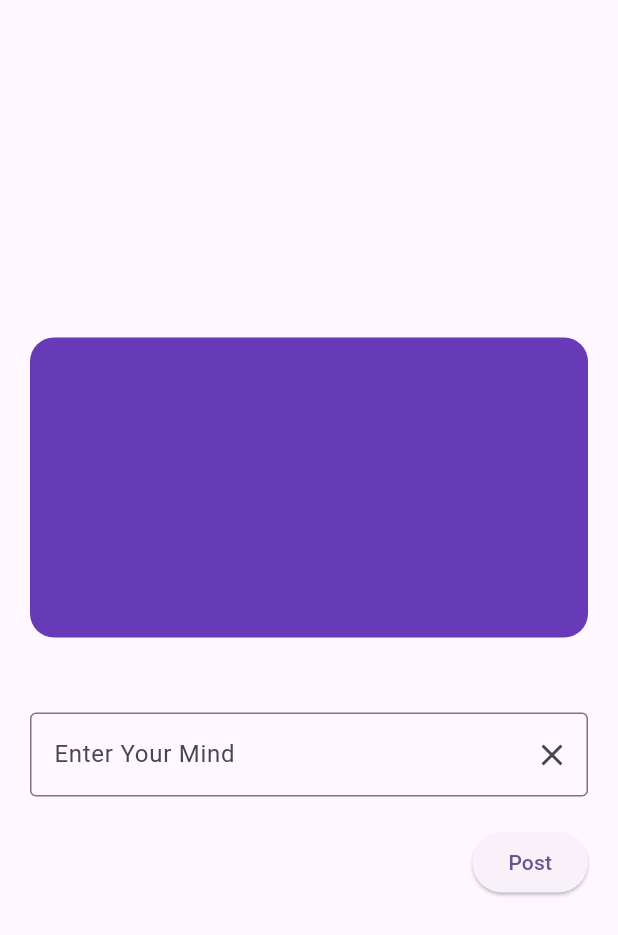
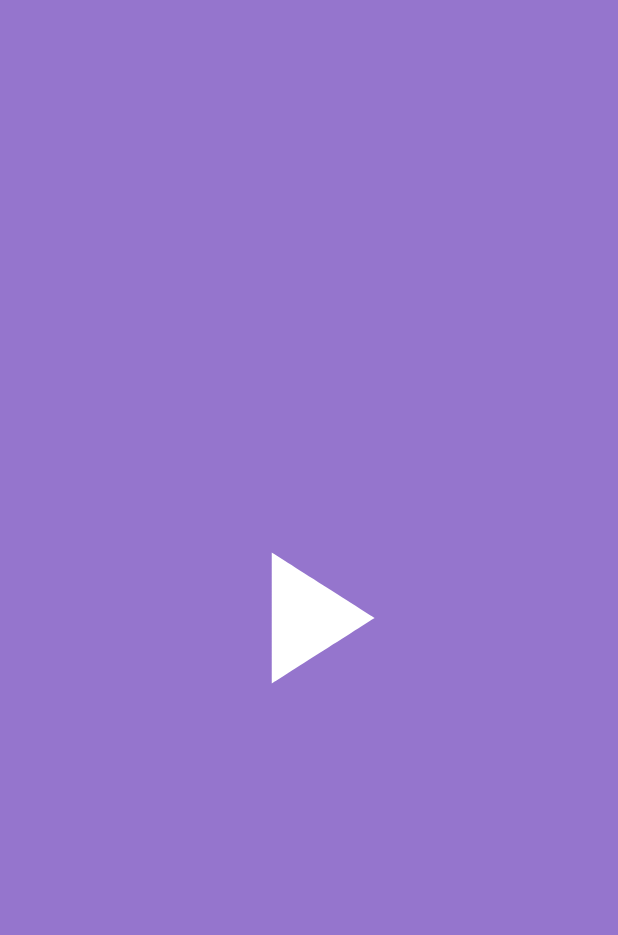
Before and after one commit to Din-Chamnan-Git/flutter_studying, a Flutter app: the screen it shows after launch, on a phone screen of 412 x 824 dp. Shown: the top 935 px of the screen. Run offline on Flutter 3.47's test engine with Material 3 defaults, Android fonts, the phone set to English and light mode, and no system bars; our stand-ins replace animated_splash_screen, lottie.

Commit message:
AnimateIconDemo

```diff
--- /dev/null
+++ b/lib/Widgets/animateIcon.dart
@@ -0,0 +1,54 @@
+import 'package:flutter/material.dart';
+
+class DemoAnimateIcon extends StatefulWidget {
+  const DemoAnimateIcon({super.key});
+
+  @override
+  State<DemoAnimateIcon> createState() => __DemoAnimateIconState();
+}
+
+class __DemoAnimateIconState extends State<DemoAnimateIcon>
+    with SingleTickerProviderStateMixin {
+  late AnimationController _animatedController;
+
+  @override
+  void initState() {
+    // TODO: implement initState
+    super.initState();
+
+    _animatedController =
+        AnimationController(vsync: this, duration: const Duration(seconds: 1));
+  }
+
+  bool videoPlay = false;
+
+  void _IconsTap() {
+    if (videoPlay == false) {
+      _animatedController.forward();
+      videoPlay = true;
+    } else {
+      _animatedController.reverse();
+      videoPlay = false;
+    }
+  }
+
+  @override
+  Widget build(BuildContext context) {
+    return Scaffold(
+      backgroundColor: Colors.deepPurple[300],
+      body: Center(
+        child: GestureDetector(
+          onTap: () {
+            _IconsTap();
+          },
+          child: AnimatedIcon(
+            icon: AnimatedIcons.play_pause,
+            progress: _animatedController,
+            size: 150,
+            color: Colors.white,
+          ),
+        ),
+      ),
+    );
+  }
+}
--- a/lib/main.dart
+++ b/lib/main.dart
@@ -10,6 +10,7 @@ import 'Widgets/PageviewDemo.dart';
 import 'Widgets/SliverAppbardemo.dart';
 import 'Widgets/Stackdemo.dart';
 import 'Widgets/TabBarDemo.dart';
+import 'Widgets/animateIcon.dart';
 import 'Widgets/timerCountdown.dart';
 
 void main() {
@@ -27,7 +28,7 @@ class MyApp extends StatelessWidget {
         colorScheme: ColorScheme.fromSeed(seedColor: Colors.deepPurple),
         useMaterial3: true,
       ),
-      home: const Inputtextfield(),
+      home: DemoAnimateIcon(),
       debugShowCheckedModeBanner: false,
     );
   }
```
